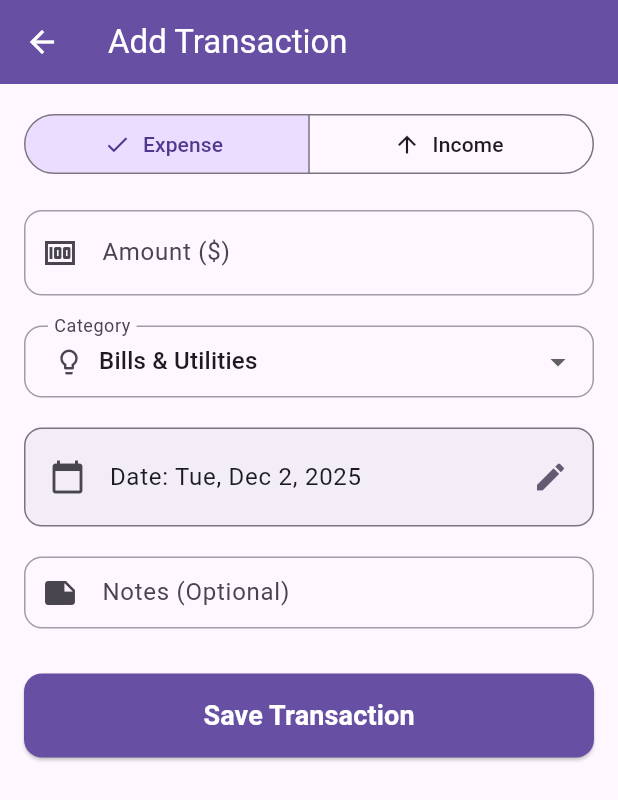
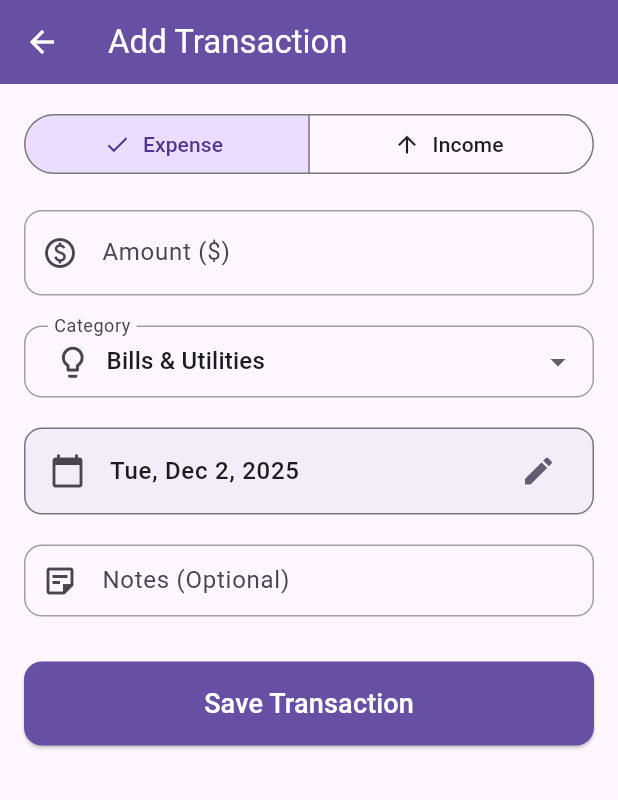
Before and after one commit to bayazidht/spend_mate, a Flutter app: the AddTransactionScreen screen opened directly, on a phone screen of 412 x 824 dp. Shown: the top 800 px of the screen. Run offline on Flutter 3.47's test engine with Material 3 defaults, Android fonts, the phone set to English and light mode, and no system bars; our stand-ins replace cloud_firestore, firebase_auth, firebase_core, fl_chart, google_sign_in, shared_preferences; accounts and stored records are empty.

Commit message:
refactor: Enhance UI/UX and expand icon set
This commit introduces several UI/UX improvements across the application and expands the available icon set for categories.

### Key Changes:

-   **Icon Set Expansion & Style Update:**
    -   Significantly expanded the `availableIcons` map in `default_category_icons.dart` with many new category icons (e.g., groceries, bills, entertainment, subscriptions).
    -   Updated all existing icons from the `_rounded` to the `_outlined` style for a consistent visual appearance.

-   **Add/Edit Transaction Screen UI:**
    -   Replaced generic icons (`Icons.money`, `Icons.note`) with more specific outlined icons (`Icons.paid_outlined`, `Icons.sticky_note_2_outlined`).
    -   Increased the size of the category icon in the dropdown for better visibility.
    -   Improved the styling and layout of the date selection tile.
    -   Increased the `maxLines` for the optional notes field from 3 to 4.

-   **Improved Navigation Flow:**
    -   The `AddTransactionScreen` now returns a boolean `true` upon successfully saving a transaction.
    -   The `TransactionDetailScreen` now awaits this result and pops its own context only if the edit was successful, preventing premature screen dismissal.

-   **Minor UI Polish:**
    -   Adjusted the icon background color opacity on the `TransactionDetailScreen` for better aesthetics.
    -   Added spacing at the bottom of the category list in `ManageCategoriesScreen` to prevent the last item from being obscured by the FAB.

```diff
--- a/lib/data/default_category_icons.dart
+++ b/lib/data/default_category_icons.dart
@@ -1,17 +1,42 @@
 import 'package:flutter/material.dart';
 
 const Map<String, IconData> availableIcons = {
-  'general': Icons.category_rounded,
-  'food': Icons.fastfood_rounded,
-  'shopping': Icons.shopping_bag_rounded,
-  'transport': Icons.train_rounded,
-  'salary': Icons.work_rounded,
-  'gift': Icons.card_giftcard_rounded,
-  'home': Icons.home_rounded,
-  'health': Icons.local_hospital_rounded,
-  'education': Icons.book_rounded,
-  'fun': Icons.sports_esports_rounded,
-  'travel': Icons.airplanemode_active_rounded,
-  'utilities': Icons.lightbulb_outline_rounded,
-  'investment': Icons.savings_rounded,
+  'general': Icons.category_outlined,
+  'food': Icons.fastfood_outlined,
+  'shopping': Icons.shopping_bag_outlined,
+  'transport': Icons.train_outlined,
+  'salary': Icons.work_outline,
+  'gift': Icons.card_giftcard_outlined,
+  'home': Icons.home_outlined,
+  'health': Icons.local_hospital_outlined,
+  'education': Icons.book_outlined,
+  'fun': Icons.sports_esports_outlined,
+  'travel': Icons.airplanemode_active_outlined,
+  'utilities': Icons.lightbulb_outline,
+  'investment': Icons.savings_outlined,
+  'groceries': Icons.shopping_cart_outlined,
+  'bills': Icons.receipt_long_outlined,
+  'entertainment': Icons.movie_filter_outlined,
+  'fitness': Icons.fitness_center_outlined,
+  'car': Icons.directions_car_outlined,
+  'subscriptions': Icons.subscriptions_outlined,
+  'pets': Icons.pets_outlined,
+  'clothing': Icons.checkroom_outlined,
+  'freelance': Icons.computer_outlined,
+  'bonus': Icons.emoji_events_outlined,
+  'dividends': Icons.trending_up_outlined,
+  'rental_income': Icons.real_estate_agent_outlined,
+  'other': Icons.miscellaneous_services_outlined,
+  'charity': Icons.volunteer_activism_outlined,
+  'beauty': Icons.face_retouching_natural_outlined,
+  'electronics': Icons.devices_other_outlined,
+  'office': Icons.workspaces_outline,
+  'laundry': Icons.local_laundry_service_outlined,
+  'insurance': Icons.admin_panel_settings_outlined,
+  'taxes': Icons.account_balance_outlined,
+  'business': Icons.business_center_outlined,
+  'refund': Icons.replay_outlined,
+  'loan': Icons.monetization_on_outlined,
+  'pension': Icons.elderly_outlined,
+  'royalties': Icons.copyright_outlined,
 };
--- a/lib/screens/settings/manage_categories_screen.dart
+++ b/lib/screens/settings/manage_categories_screen.dart
@@ -178,6 +178,7 @@ class _ManageCategoriesScreenState extends State<ManageCategoriesScreen>
                         ),
                       ),
                     ),
+                    const SizedBox(height: 20)
                   ],
                 ),
               ),
--- a/lib/screens/transactions/add_transaction_screen.dart
+++ b/lib/screens/transactions/add_transaction_screen.dart
@@ -155,7 +155,7 @@ class _AddTransactionScreenState extends State<AddTransactionScreen> {
             const SnackBar(content: Text('Transaction added successfully!')),
           );
         }
-        Navigator.pop(context);
+        Navigator.pop(context, true);
       } catch (e) {
         ScaffoldMessenger.of(context).showSnackBar(
           SnackBar(content: Text('Failed to save transaction: $e')),
@@ -255,7 +255,7 @@ class _AddTransactionScreenState extends State<AddTransactionScreen> {
                 decoration: inputDecoration.copyWith(
                   labelText: 'Amount ($currency)',
                   prefixIcon: Icon(
-                    Icons.money,
+                    Icons.paid_outlined,
                     color: colorScheme.onSurfaceVariant,
                   ),
                 ),
@@ -296,7 +296,7 @@ class _AddTransactionScreenState extends State<AddTransactionScreen> {
                             children: [
                               Icon(
                                 iconData,
-                                size: 20,
+                                size: 25,
                                 color: colorScheme.onSurfaceVariant,
                               ),
                               const SizedBox(width: 10),
@@ -326,10 +326,6 @@ class _AddTransactionScreenState extends State<AddTransactionScreen> {
               const SizedBox(height: 20),
 
               ListTile(
-                contentPadding: const EdgeInsets.symmetric(
-                  horizontal: 16,
-                  vertical: 4,
-                ),
                 shape: RoundedRectangleBorder(
                   borderRadius: BorderRadius.circular(12),
                   side: BorderSide(color: colorScheme.outline, width: 1.0),
@@ -340,8 +336,10 @@ class _AddTransactionScreenState extends State<AddTransactionScreen> {
                   color: colorScheme.onSurfaceVariant,
                 ),
                 title: Text(
-                  'Date: ${DateFormat('EEE, MMM d, yyyy').format(_date)}',
-                  style: TextStyle(fontSize: 16, color: colorScheme.onSurface),
+                  DateFormat('EEE, MMM d, yyyy').format(_date),
+                  style: TextStyle(fontSize: 16,
+                      fontWeight: FontWeight.w500,
+                      color: colorScheme.onSurface),
                 ),
                 trailing: Icon(Icons.edit, color: colorScheme.secondary),
                 onTap: () => _selectDate(context),
@@ -353,11 +351,11 @@ class _AddTransactionScreenState extends State<AddTransactionScreen> {
                 decoration: inputDecoration.copyWith(
                   labelText: 'Notes (Optional)',
                   prefixIcon: Icon(
-                    Icons.note,
+                    Icons.sticky_note_2_outlined,
                     color: colorScheme.onSurfaceVariant,
                   ),
                 ),
-                maxLines: 3,
+                maxLines: 4,
                 minLines: 1,
                 onSaved: (value) {
                   _notes = value ?? '';
@@ -380,7 +378,6 @@ class _AddTransactionScreenState extends State<AddTransactionScreen> {
                   isEditing ? 'Update Transaction' : 'Save Transaction',
                   style: const TextStyle(
                     fontSize: 18,
-                    fontWeight: FontWeight.bold,
                   ),
                 ),
               ),
--- a/lib/screens/transactions/transaction_detail_screen.dart
+++ b/lib/screens/transactions/transaction_detail_screen.dart
@@ -81,19 +81,19 @@ class TransactionDetailScreen extends StatelessWidget {
       }
     }
 
-    void editTransaction() {
-      Navigator.of(context)
-          .push(
-            MaterialPageRoute(
-              builder: (context) =>
-                  AddTransactionScreen(transactionToEdit: transaction),
-            ),
-          )
-          .then((_) {
+    void editTransaction() async {
+      final result = await Navigator.of(context).push(
+        MaterialPageRoute(
+          builder: (context) =>
+              AddTransactionScreen(transactionToEdit: transaction),
+        ),
+      );
+
+      if (result == true) {
         if (Navigator.canPop(context)) {
           Navigator.pop(context);
         }
-      });
+      }
     }
 
     return Scaffold(
@@ -115,7 +115,7 @@ class TransactionDetailScreen extends StatelessWidget {
                   padding: const EdgeInsets.all(12),
                   decoration: BoxDecoration(
                     shape: BoxShape.circle,
-                    color: colorScheme.onPrimary.withAlpha(20),
+                    color: colorScheme.onPrimary.withOpacity(0.15),
                   ),
                   child: Icon(
                     availableIcons[categoryModel.iconName],
```
